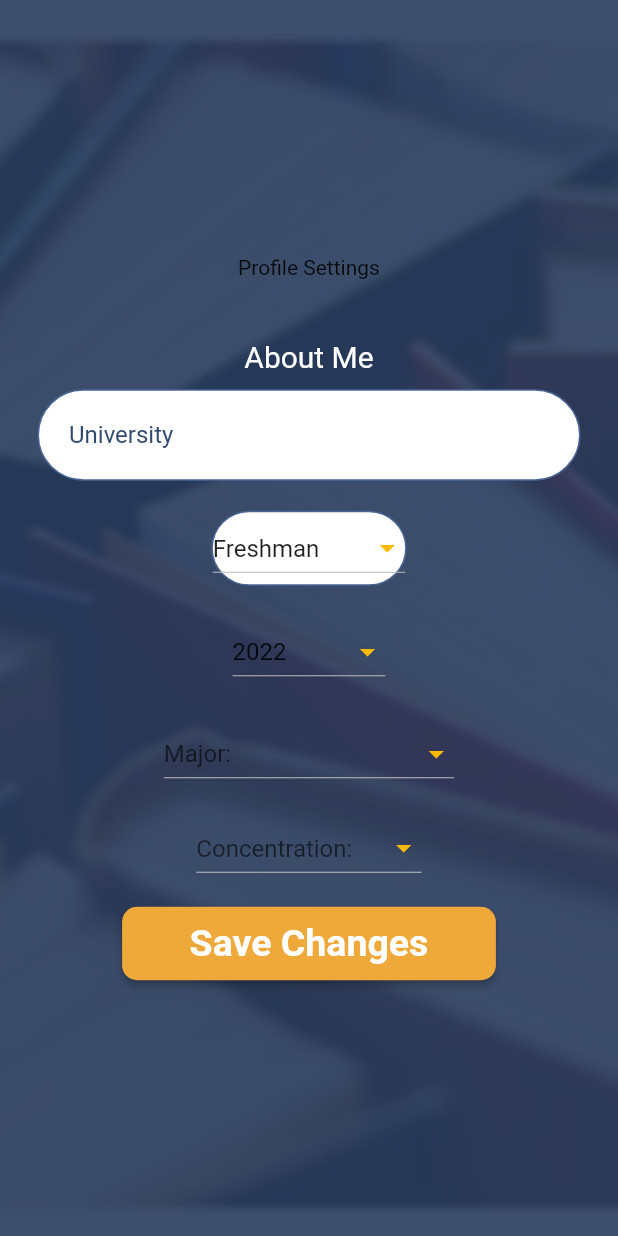
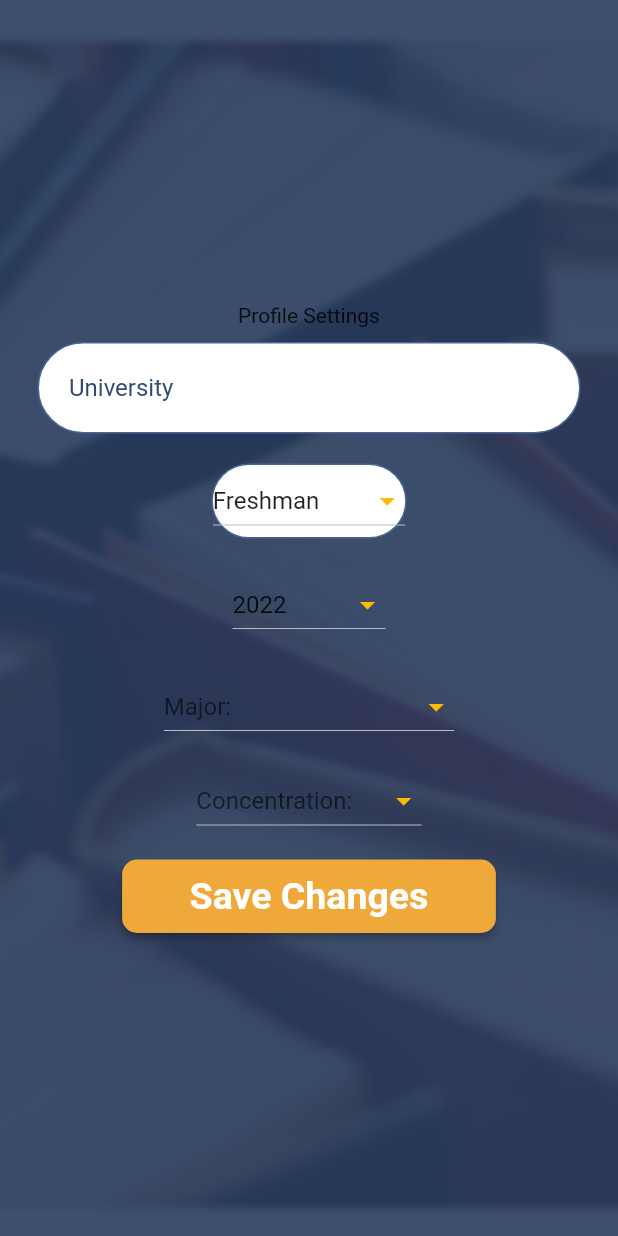
Before and after one commit to AaeroSpace/loginui, a Flutter app: the Aboutme screen opened directly, on a phone screen of 412 x 824 dp. Run offline on Flutter 3.47's test engine with Material 2 defaults, Android fonts, the phone set to English and light mode, and no system bars.

Commit message:
Add files via upload

```diff
--- a/lib/AboutMe.dart
+++ b/lib/AboutMe.dart
@@ -59,16 +59,7 @@ class _Aboutme extends State<Aboutme> {
               children: [
                 //Image.asset('images/Advisiored (7).png'),
                 Title(child: Text('Profile Settings'), color: Colors.white),
-                SizedBox(
-                  height: 40,
-                ),
-                Text(
-                  'About Me',
-                  style: TextStyle(
-                    color: Color.fromRGBO(255, 255, 255, 1.0),
-                    fontSize: 20,
-                  ),
-                ),
+
                 SizedBox(
                   height: 10,
                 ),
```
